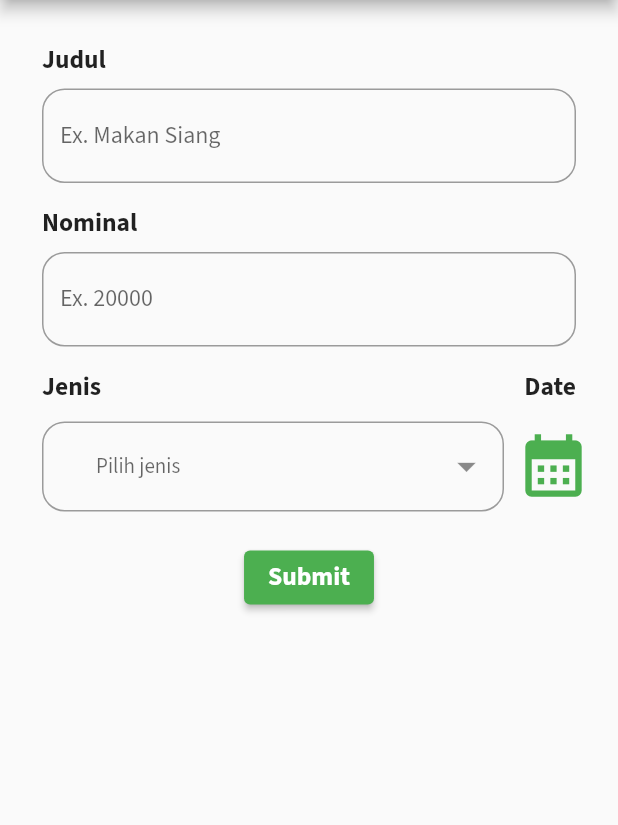
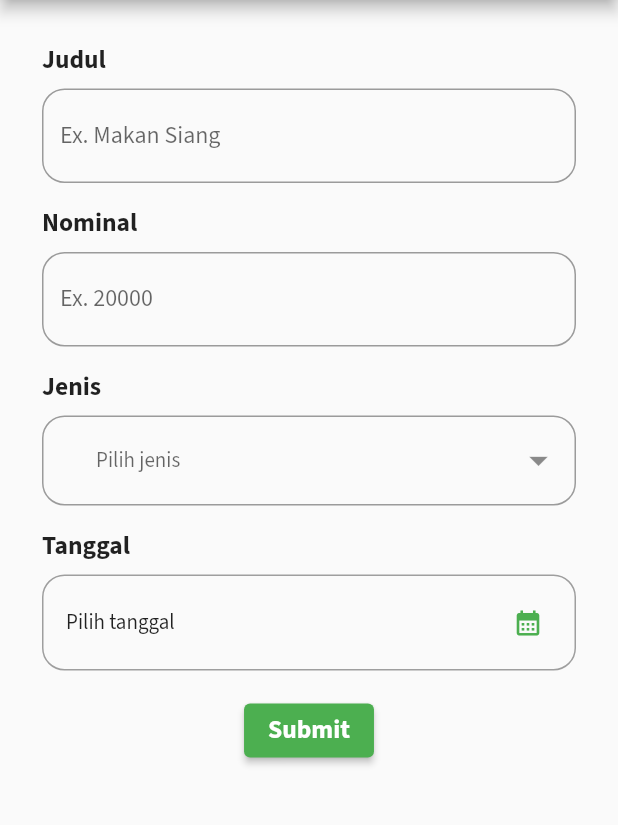
Before and after one commit to fadhlanhasyim/pbp-flutter-lab, a Flutter app: the screen it shows after launch, in the side drawer, after a tap on "Tambah Budget", on a phone screen of 412 x 824 dp, the part 84-909 px from its top. Run offline on Flutter 3.47's test engine with Material 2 defaults, Android fonts, the phone set to English and light mode, and no system bars; our stand-ins replace dropdown_button2, google_fonts.

```diff
--- a/lib/data_budget.dart
+++ b/lib/data_budget.dart
@@ -80,7 +80,7 @@ class DataBudget extends StatelessWidget {
               child: Text(
               'No data.',
               style: TextStyle(fontWeight: FontWeight.bold, fontSize: 18),
-            )),
+            ),),
     );
   }
 }
--- a/lib/drawer.dart
+++ b/lib/drawer.dart
@@ -13,11 +13,9 @@ class DrawerApp extends StatelessWidget {
     return Drawer(
       child: Column(
         children: [
-          // Menambahkan clickable menu
           ListTile(
             title: const Text('counter_7'),
             onTap: () {
-              // Route menu ke halaman utama
               if (route == 'counter_7') {
                 Navigator.pop(context);
               } else {
@@ -35,7 +33,6 @@ class DrawerApp extends StatelessWidget {
           ListTile(
             title: const Text('Tambah Budget'),
             onTap: () {
-              // Route menu ke halaman
               if (route == 'tambah-budget') {
                 Navigator.pop(context);
               } else {
@@ -49,7 +46,6 @@ class DrawerApp extends StatelessWidget {
           ListTile(
             title: const Text('Data Budget'),
             onTap: () {
-              // Route menu ke halaman form
               if (route == 'data-budget') {
                 Navigator.pop(context);
               } else {
--- a/lib/tambah_budget.dart
+++ b/lib/tambah_budget.dart
@@ -27,7 +27,9 @@ class _TambahBudgetState extends State<TambahBudget> {
       appBar: AppBar(
         title: const Text('Tambah Budget'),
       ),
-      drawer: const DrawerApp(route: 'tambah-budget',),
+      drawer: const DrawerApp(
+        route: 'tambah-budget',
+      ),
       body: Form(
         key: _formKey,
         child: SingleChildScrollView(
@@ -48,25 +50,20 @@ class _TambahBudgetState extends State<TambahBudget> {
                   TextFormField(
                     decoration: InputDecoration(
                       hintText: 'Ex. Makan Siang',
-                      // labelText: "Judul",
-                      // Menambahkan circular border agar lebih rapi
                       border: OutlineInputBorder(
                         borderRadius: BorderRadius.circular(15.0),
                       ),
                     ),
-                    // Menambahkan behavior saat nama diketik
                     onChanged: (String? value) {
                       setState(() {
                         _judul = value!;
                       });
                     },
-                    // Menambahkan behavior saat data disimpan
                     onSaved: (String? value) {
                       setState(() {
                         _judul = value!;
                       });
                     },
-                    // Validator sebagai validasi form
                     validator: (String? value) {
                       if (value == null || value.isEmpty) {
                         return 'Bagian ini tidak boleh kosong!';
@@ -87,25 +84,20 @@ class _TambahBudgetState extends State<TambahBudget> {
                   TextFormField(
                     decoration: InputDecoration(
                       hintText: 'Ex. 20000',
-                      // labelText: "Nominal",
-                      // Menambahkan circular border agar lebih rapi
                       border: OutlineInputBorder(
                         borderRadius: BorderRadius.circular(15.0),
                       ),
                     ),
-                    // Menambahkan behavior saat nama diketik
                     onChanged: (String? value) {
                       setState(() {
                         _nominal = value!;
                       });
                     },
-                    // Menambahkan behavior saat data disimpan
                     onSaved: (String? value) {
                       setState(() {
                         _nominal = value!;
                       });
                     },
-                    // Validator sebagai validasi form
                     validator: (String? value) {
                       if (value == null || value.isEmpty) {
                         return 'Bagian ini tidak boleh kosong!';
@@ -116,44 +108,23 @@ class _TambahBudgetState extends State<TambahBudget> {
                   const SizedBox(
                     height: 15,
                   ),
-                  Row(
-                    mainAxisAlignment: MainAxisAlignment.spaceBetween,
-                    children: const [
-                      Text(
+                  const Text(
                     'Jenis',
                     style: TextStyle(
                       fontWeight: FontWeight.bold,
                       fontSize: 17,
                     ),
                   ),
-                      Text(
-                        'Date',
-                        style: TextStyle(
-                          fontWeight: FontWeight.bold,
-                          fontSize: 17,
-                        ),
-                      ),
-                    ],
-                  ),
                   const SizedBox(
                     height: 7,
                   ),
-                  Row(
-                    mainAxisAlignment: MainAxisAlignment.spaceBetween,
-                    // crossAxisAlignment: CrossAxisAlignment.center,
-                    children: [
-                      Expanded(
-                        child: DropdownButtonFormField2(
+                  DropdownButtonFormField2(
                     decoration: InputDecoration(
-                            //Add isDense true and zero Padding.
-                            //Add Horizontal padding using buttonPadding and Vertical padding by increasing buttonHeight instead of add Padding here so that The whole TextField Button become clickable, and also the dropdown menu open under The whole TextField Button.
                       isDense: true,
                       contentPadding: EdgeInsets.zero,
                       border: OutlineInputBorder(
                         borderRadius: BorderRadius.circular(15),
                       ),
-                            //Add more decoration as you want here
-                            //Add label If you want but add hint outside the decoration to be aligned in the button perfectly.
                     ),
                     isExpanded: true,
                     hint: const Text(
@@ -166,13 +137,13 @@ class _TambahBudgetState extends State<TambahBudget> {
                     ),
                     iconSize: 30,
                     buttonHeight: 60,
-                          buttonPadding:
-                              const EdgeInsets.only(left: 20, right: 10),
+                    buttonPadding: const EdgeInsets.only(left: 20, right: 10),
                     dropdownDecoration: BoxDecoration(
                       borderRadius: BorderRadius.circular(15),
                     ),
                     items: _jenisItems
-                              .map((item) => DropdownMenuItem<String>(
+                        .map(
+                          (item) => DropdownMenuItem<String>(
                             value: item,
                             child: Text(
                               item,
@@ -180,12 +151,14 @@ class _TambahBudgetState extends State<TambahBudget> {
                                 fontSize: 14,
                               ),
                             ),
-                                  ))
+                          ),
+                        )
                         .toList(),
                     validator: (value) {
                       if (value == null) {
                         return '      Bagian ini tidak boleh kosong!';
                       }
+                      return null;
                     },
                     onChanged: (value) {
                       //Do something when changing the item if you want.
@@ -194,14 +167,39 @@ class _TambahBudgetState extends State<TambahBudget> {
                       _jenis = value.toString();
                     },
                   ),
+                  const SizedBox(
+                    height: 15,
+                  ),
+                  const Text(
+                    'Tanggal',
+                    style: TextStyle(
+                      fontWeight: FontWeight.bold,
+                      fontSize: 17,
+                    ),
+                  ),
+                  const SizedBox(
+                    height: 7,
                   ),
                   Container(
-                        padding: const EdgeInsets.only(bottom: 20),
-                        // color: Colors.amber,
-                        child: IconButton(
+                    padding:
+                        EdgeInsets.only(top: 7, left: 15, bottom: 7, right: 7),
+                    decoration: BoxDecoration(
+                      borderRadius: BorderRadius.circular(15.0),
+                      border: Border.all(color: Colors.grey),
+                    ),
+                    child: Row(
+                        mainAxisAlignment: MainAxisAlignment.spaceBetween,
+                        children: [
+                          Text(
+                            _dateTime != null
+                                ? DateFormat('EEE, d MMMM yyyy')
+                                    .format(_dateTime!)
+                                : 'Pilih tanggal',
+                          ),
+                          IconButton(
                             icon: const Icon(
                               Icons.calendar_month,
-                            size: 50,
+                              size: 20,
                               color: Colors.green,
                             ),
                             onPressed: () {
@@ -217,8 +215,7 @@ class _TambahBudgetState extends State<TambahBudget> {
                               );
                             },
                           ),
-                      ),
-                    ],
+                        ]),
                   ),
                   Center(
                     child: Container(
@@ -227,7 +224,12 @@ class _TambahBudgetState extends State<TambahBudget> {
                         onPressed: () {
                           if (_formKey.currentState!.validate()) {
                             _formKey.currentState!.save();
-                            Budget data = Budget(_judul, _nominal, _jenis, DateFormat('EEE, d MMMM yyyy').format(_dateTime!));
+                            Budget data = Budget(
+                              _judul,
+                              _nominal,
+                              _jenis,
+                              DateFormat('EEE, d MMMM yyyy').format(_dateTime!),
+                            );
                             globals.budgets.add(data);
                           }
                         },
```
Lines whose indentation alone changed are shown as unchanged.
